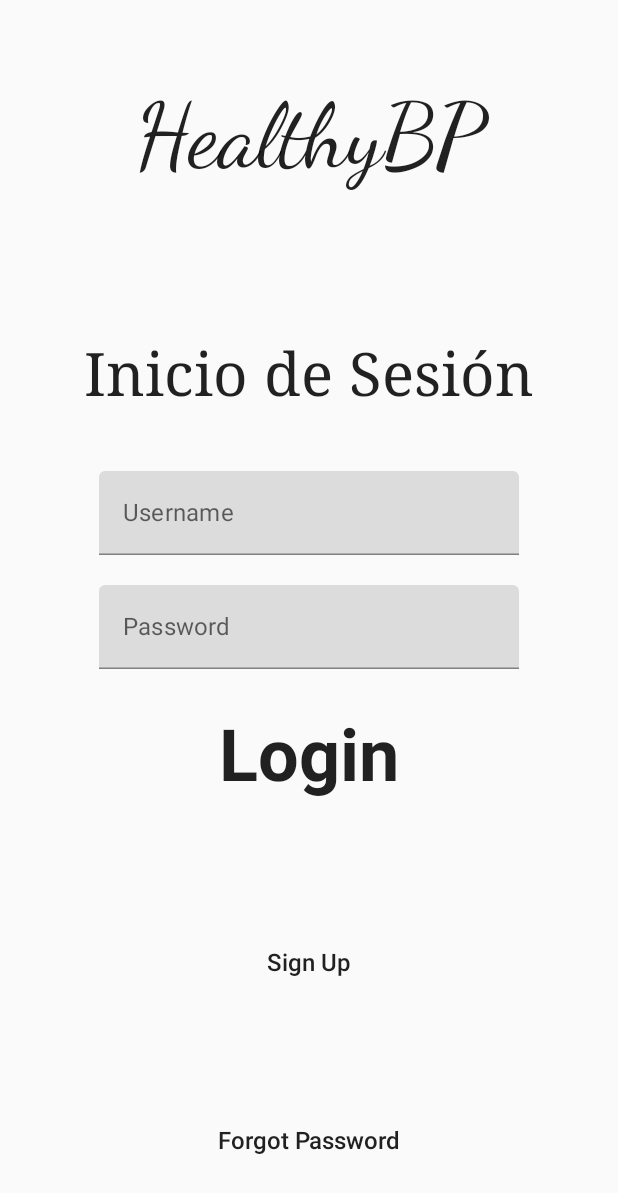
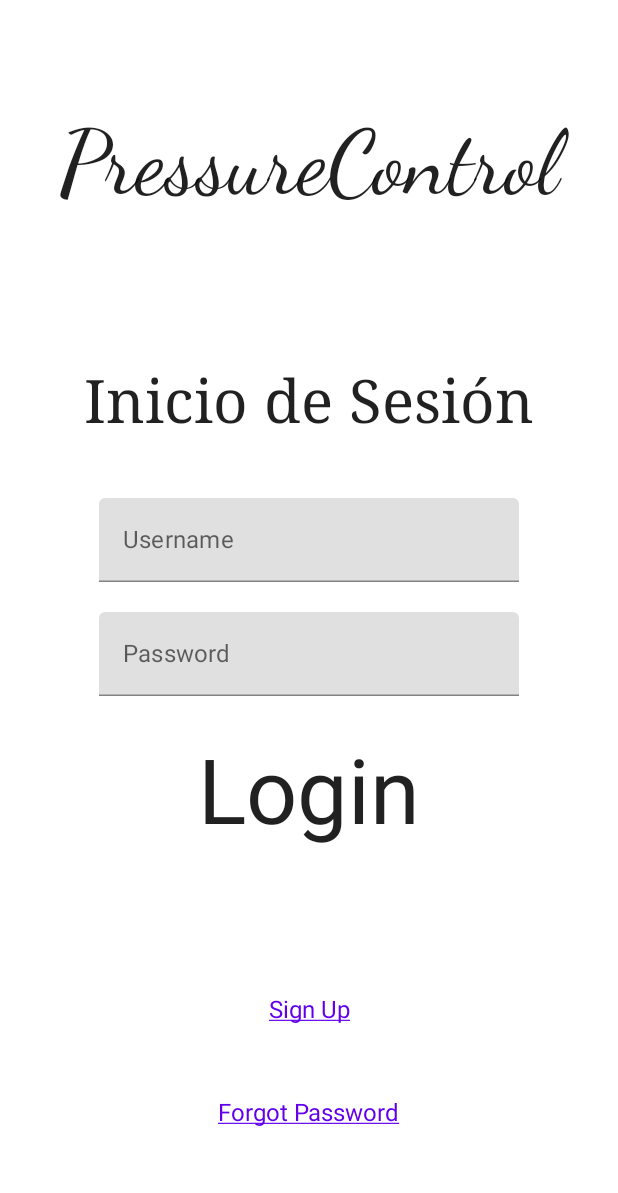
Before and after one commit to Maricarmen5-31/PressureControl, an Android app built with Jetpack Compose: the screen it shows after launch (MainActivity), on a phone screen of 412 x 824 dp. Shown: the top 1193 px of the screen. Run offline under Robolectric (Android 15) with nearby library versions, the phone set to English and light mode, and no system bars.

Commit message:
version01

```diff
--- a/app/src/main/java/com/example/projectdanp/MainActivity.kt
+++ b/app/src/main/java/com/example/projectdanp/MainActivity.kt
@@ -3,6 +3,10 @@ package com.example.projectdanp
 import android.os.Bundle
 import androidx.activity.ComponentActivity
 import androidx.activity.compose.setContent
+import androidx.compose.foundation.layout.fillMaxSize
+import androidx.compose.material.MaterialTheme
+import androidx.compose.material.Surface
+import androidx.compose.ui.Modifier
 import androidx.navigation.compose.rememberNavController
 import com.example.projectdanp.graphs.RootNavigationGraph
 import com.example.projectdanp.ui.theme.NestedNavigationBottomBarDemoTheme
@@ -12,7 +16,12 @@ class MainActivity : ComponentActivity() {
         super.onCreate(savedInstanceState)
         setContent {
             NestedNavigationBottomBarDemoTheme {
-                RootNavigationGraph(navController = rememberNavController())
+                Surface(
+                    modifier = Modifier.fillMaxSize(),
+                    color = MaterialTheme.colors.background
+                ) {
+                    RootNavigationGraph(navController = rememberNavController())
+                }
             }
         }
     }
--- a/app/src/main/java/com/example/projectdanp/screens/LoginContent.kt
+++ b/app/src/main/java/com/example/projectdanp/screens/LoginContent.kt
@@ -13,11 +13,12 @@ import androidx.compose.ui.Alignment
 import androidx.compose.ui.Modifier
 import androidx.compose.ui.text.TextStyle
 import androidx.compose.ui.text.font.FontFamily
-import androidx.compose.ui.text.font.FontWeight
 import androidx.compose.ui.text.input.KeyboardType
 import androidx.compose.ui.text.input.TextFieldValue
+import androidx.compose.ui.text.style.TextDecoration
 import androidx.compose.ui.unit.dp
 import androidx.compose.ui.unit.sp
+import com.example.projectdanp.ui.theme.Purple500
 
 @Composable
 fun LoginContent(
@@ -38,7 +39,7 @@ fun LoginContent(
         }
 
         Text(
-            text = "HealthyBP",
+            text = "PressureControl",
             style = TextStyle(fontSize = 60.sp, fontFamily = FontFamily.Cursive)
         )
 
@@ -72,8 +73,8 @@ fun LoginContent(
             Text(
                 modifier = Modifier.clickable { onClick() },
                 text = "Login",
-                fontSize = MaterialTheme.typography.h3.fontSize,
-                fontWeight = FontWeight.Bold
+                fontSize = MaterialTheme.typography.h2.fontSize,
+                fontFamily = FontFamily.Default
             )
         }
 
@@ -83,16 +84,20 @@ fun LoginContent(
             modifier = Modifier.clickable { onSignUpClick() },
             text = "Sign Up",
             fontSize = MaterialTheme.typography.body1.fontSize,
-            fontWeight = FontWeight.Medium
+            textDecoration = TextDecoration.Underline,
+            color = Purple500,
+            fontFamily = FontFamily.Default
         )
 
-        Spacer(modifier = Modifier.height(100.dp))
+        Spacer(modifier = Modifier.height(50.dp))
 
         Text(
             modifier = Modifier.clickable { onForgotClick() },
             text = "Forgot Password",
             fontSize = MaterialTheme.typography.body1.fontSize,
-            fontWeight = FontWeight.Medium
+            textDecoration = TextDecoration.Underline,
+            color = Purple500,
+            fontFamily = FontFamily.Default
         )
     }
 }
```
